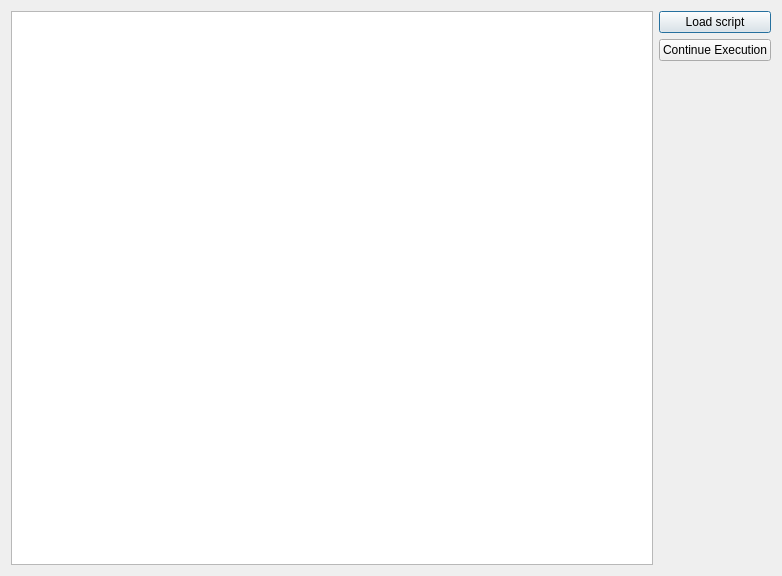
Before: the Qt Designer form src/frontend/qt_sdl/BreakPointView/BreakPointManagerDialog.ui in tera8m4/suikaDS, drawn with Qt 5.
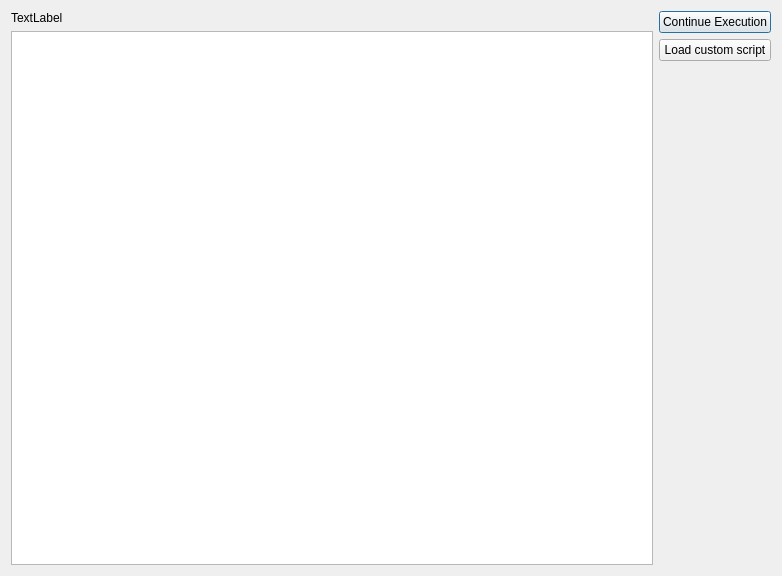
After: the same form once the commit is applied.

Commit message: Added basic text hook scripts manager

```diff
--- a/src/frontend/qt_sdl/BreakPointView/BreakPointManagerDialog.ui
+++ b/src/frontend/qt_sdl/BreakPointView/BreakPointManagerDialog.ui
@@ -13,22 +13,30 @@
   <property name="windowTitle">
    <string>Dialog</string>
   </property>
-  <layout class="QGridLayout" name="gridLayout">
-   <item row="0" column="0">
-    <widget class="QListView" name="listView"/>
+  <layout class="QHBoxLayout" name="horizontalLayout">
+   <item>
+    <layout class="QVBoxLayout" name="verticalLayout_2">
+     <item>
+      <widget class="QLabel" name="loadedScript">
+       <property name="text">
+        <string>TextLabel</string>
+       </property>
+      </widget>
+     </item>
+     <item>
+      <widget class="QListView" name="listView">
+       <property name="editTriggers">
+        <set>QAbstractItemView::NoEditTriggers</set>
+       </property>
+      </widget>
+     </item>
+    </layout>
    </item>
-   <item row="0" column="1">
+   <item>
     <layout class="QVBoxLayout" name="verticalLayout">
      <property name="sizeConstraint">
       <enum>QLayout::SetFixedSize</enum>
      </property>
-     <item>
-      <widget class="QPushButton" name="pushButton">
-       <property name="text">
-        <string>Load script</string>
-       </property>
-      </widget>
-     </item>
      <item>
       <widget class="QPushButton" name="ContinueButton">
        <property name="text">
@@ -36,6 +44,13 @@
        </property>
       </widget>
      </item>
+     <item>
+      <widget class="QPushButton" name="pushButton">
+       <property name="text">
+        <string>Load custom script</string>
+       </property>
+      </widget>
+     </item>
      <item>
       <spacer name="verticalSpacer">
        <property name="orientation">
```
The commit also changes 7 other files.
